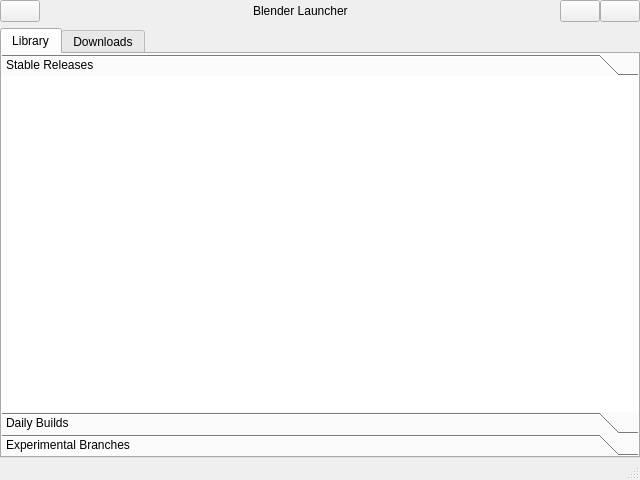
First picture: the form in source/ui/main_window_design.ui, repository DotBow/Blender-Launcher, before the edit.
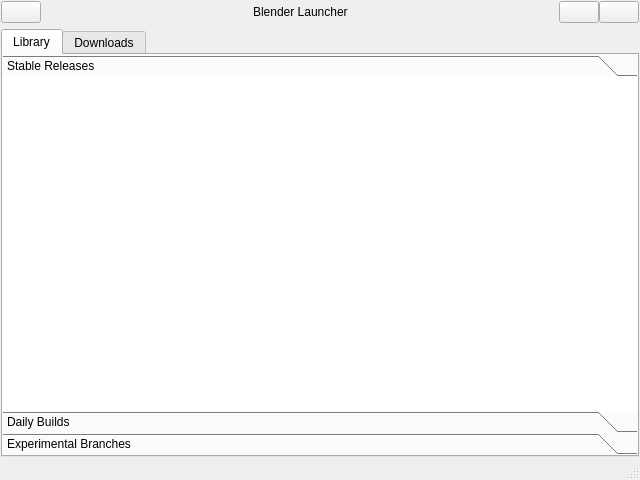
Second picture: the form after the edit. Icons and pictures are not drawn.

Commit message: Add 1 pixel border around window

```diff
--- a/source/ui/main_window_design.ui
+++ b/source/ui/main_window_design.ui
@@ -22,16 +22,16 @@
   <widget class="QWidget" name="centralwidget">
    <layout class="QVBoxLayout" name="verticalLayout_2">
     <property name="leftMargin">
-     <number>0</number>
+     <number>1</number>
     </property>
     <property name="topMargin">
-     <number>0</number>
+     <number>1</number>
     </property>
     <property name="rightMargin">
-     <number>0</number>
+     <number>1</number>
     </property>
     <property name="bottomMargin">
-     <number>0</number>
+     <number>1</number>
     </property>
     <item>
      <layout class="QHBoxLayout" name="HeaderLayout">
@@ -156,8 +156,8 @@
             <rect>
              <x>0</x>
              <y>0</y>
-             <width>634</width>
-             <height>293</height>
+             <width>632</width>
+             <height>291</height>
             </rect>
            </property>
            <attribute name="icon">
```
Left out of the diff: 12 changed lines with no effect on the pictures. The commit also changes 3 other files.
